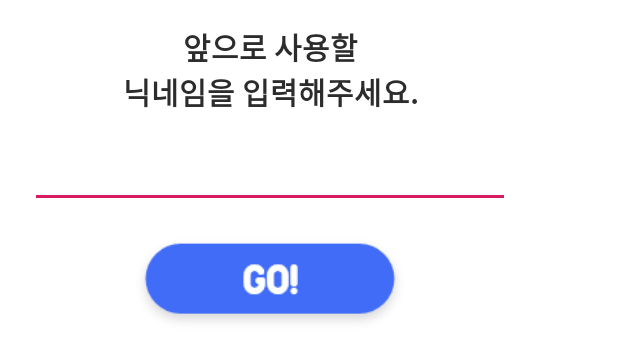
After one commit to poop9/poop-android, an Android app: the layout fragment_login.xml on its own in the app's theme, with its tools: preview values and no code run, on a phone screen of 412 x 824 dp. The commit adds this screen. Shown: the top 361 px of the screen. Run offline under Robolectric (Android 15) with nearby library versions, the phone set to English and light mode, and no system bars.

Commit message:
Feat: Login Dialog

```diff
--- a/app/src/main/java/com/poop9/poop/SplashActivity.kt
+++ b/app/src/main/java/com/poop9/poop/SplashActivity.kt
@@ -11,7 +11,6 @@ class SplashActivity : BaseActivity() {
 
     private val timeNum = 2 //2초
     private val timeSec = timeNum * 1000
-    private var clicked = false
 
     override fun onCreate(savedInstanceState: Bundle?) {
         super.onCreate(savedInstanceState)
--- /dev/null
+++ b/app/src/main/res/layout/fragment_login.xml
@@ -0,0 +1,60 @@
+<?xml version="1.0" encoding="utf-8"?>
+<androidx.constraintlayout.widget.ConstraintLayout
+    xmlns:android="http://schemas.android.com/apk/res/android"
+    xmlns:app="http://schemas.android.com/apk/res-auto"
+    android:layout_width="wrap_content"
+    android:layout_height="wrap_content"
+    android:background="@color/white"
+    android:orientation="vertical">
+
+    <androidx.constraintlayout.widget.ConstraintLayout
+        android:layout_width="360dp"
+        android:layout_height="wrap_content"
+        app:layout_constraintLeft_toLeftOf="parent"
+        app:layout_constraintRight_toRightOf="parent"
+        app:layout_constraintTop_toTopOf="parent"
+        app:layout_constraintBottom_toBottomOf="parent">
+        <TextView
+            android:id="@+id/login_title"
+            android:layout_width="wrap_content"
+            android:layout_height="wrap_content"
+            android:layout_marginTop="16dp"
+            android:text="@string/login_title"
+            android:textColor="@color/black_2C"
+            android:textSize="20sp"
+            android:textStyle="bold"
+            android:gravity="center"
+            app:layout_constraintLeft_toLeftOf="parent"
+            app:layout_constraintRight_toRightOf="parent"
+            app:layout_constraintTop_toTopOf="parent" />
+
+        <EditText
+            android:id="@+id/login_edit"
+            android:layout_width="0dp"
+            android:layout_height="wrap_content"
+            android:layout_marginLeft="20dp"
+            android:layout_marginTop="20dp"
+            android:layout_marginRight="20dp"
+            android:gravity="left"
+            android:textColor="@color/black_2C"
+            android:textSize="16sp"
+            app:layout_constraintLeft_toLeftOf="parent"
+            app:layout_constraintRight_toRightOf="parent"
+            app:layout_constraintTop_toBottomOf="@+id/login_title" />
+
+        <ImageView
+            android:id="@+id/login_go"
+            android:layout_width="match_parent"
+            android:layout_height="70dp"
+            android:layout_marginLeft="20dp"
+            android:layout_marginTop="16dp"
+            android:layout_marginRight="20dp"
+            android:src="@drawable/go_button"
+            app:layout_constraintLeft_toLeftOf="parent"
+            app:layout_constraintRight_toRightOf="parent"
+            app:layout_constraintTop_toBottomOf="@+id/login_edit" />
+    </androidx.constraintlayout.widget.ConstraintLayout>
+
+
+
+</androidx.constraintlayout.widget.ConstraintLayout>
--- a/app/src/main/res/values/colors.xml
+++ b/app/src/main/res/values/colors.xml
@@ -9,6 +9,7 @@
     <color name="white_12">#1fffffff</color>
     <color name="black">#000000</color>
     <color name="black_15">#26000000</color>
+    <color name="black_16">#29000000</color>
     <color name="black_24">#3d000000</color>
     <color name="black_2C">#2C2C2C</color>
     <color name="slate_grey">#5e6b7a</color>
--- a/app/src/main/res/values/strings.xml
+++ b/app/src/main/res/values/strings.xml
@@ -4,6 +4,7 @@
     <string name="menu_map">맵</string>
     <string name="menu_report">리포트</string>
 
+    <!--report-->
     <string name="report_title">통계</string>
     <string name="report_title_semi">POOP 횟수</string>
     <string name="report_daily">일간</string>
@@ -23,6 +24,10 @@
     <string name="report_sat">토요일</string>
     <string name="report_sun">일요일</string>
 
+    <!--login-->
+    <string name="login_title">앞으로 사용할\n닉네임을 입력해주세요.</string>
+    <string name="GO">GO!</string>
+
     <!--onboarding-->
     <string name="onboarding_skip">SKIP</string>
     <string name="onboarding_start">START</string>
```
Also changed, not shown: app/src/main/java/com/poop9/poop/Dimm.kt (added, +21 -0 lines), app/src/main/java/com/poop9/poop/Ext.kt (+7 -0 lines), app/src/main/java/com/poop9/poop/LoginDialog.kt (added, +33 -0 lines), app/src/main/java/com/poop9/poop/MainActivity.kt (+10 -28 lines), app/src/main/java/com/poop9/poop/SocketJava.java (deleted, +0 -105 lines), app/src/main/res/anim/zoom_to_big.xml (added, +17 -0 lines), app/src/main/res/anim/zoom_to_medium.xml (added, +17 -0 lines), app/src/main/res/drawable-hdpi/go_button.png (added), app/src/main/res/drawable-mdpi/go_button.png (added), app/src/main/res/drawable-xhdpi/go_button.png (added), app/src/main/res/drawable-xxhdpi/go_button.png (added), app/src/main/res/drawable-xxxhdpi/go_button.png (added).
